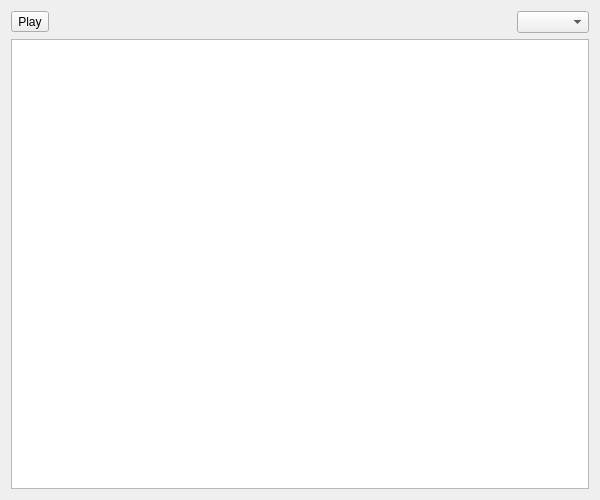
First picture: the form in src/gui-qt/resources/palette/editorwidget.ui, repository undisbeliever/untech-editor, before the edit.
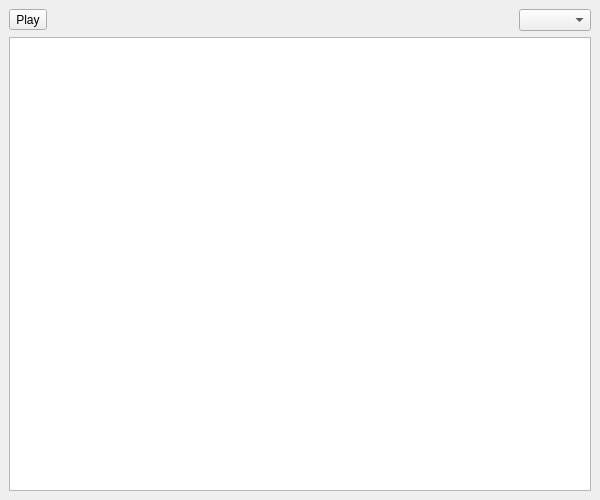
Second picture: the form after the edit. Icons and pictures are not drawn.

Commit message:
Move the editor Dock Widgets into the editor widget
I have become annoyed with Qt occasionally resizing or reordering the
Dock Widgets whenever the editor widget changes.

This commit moves the dock widgets from the _projectWindow into the
AbstractEditorWidget subclasses.

I have decided that the window state of the `QMainWindow`s and editor
widgets shall be stored in a single QSettings key.  This will prevent
dangling settings whenever an editor's `windowStateName` is changed.

Patch:
```diff
--- a/src/gui-qt/resources/palette/editorwidget.ui
+++ b/src/gui-qt/resources/palette/editorwidget.ui
@@ -1,7 +1,7 @@
 <?xml version="1.0" encoding="UTF-8"?>
 <ui version="4.0">
  <class>UnTech::GuiQt::Resources::Palette::EditorWidget</class>
- <widget class="QWidget" name="UnTech::GuiQt::Resources::Palette::EditorWidget">
+ <widget class="QMainWindow" name="UnTech::GuiQt::Resources::Palette::EditorWidget">
   <property name="geometry">
    <rect>
     <x>0</x>
@@ -10,6 +10,7 @@
     <height>500</height>
    </rect>
   </property>
+  <widget class="QWidget" name="centralWidget">
   <layout class="QVBoxLayout" name="verticalLayout">
    <item>
     <layout class="QHBoxLayout" name="headerLayout">
@@ -62,6 +63,7 @@
     <widget class="QGraphicsView" name="graphicsView"/>
    </item>
   </layout>
+  </widget>
  </widget>
  <resources>
   <include location="../../../../resources/resources.qrc"/>
```
Lines whose indentation alone changed are shown as unchanged. The commit also changes 31 other files.
